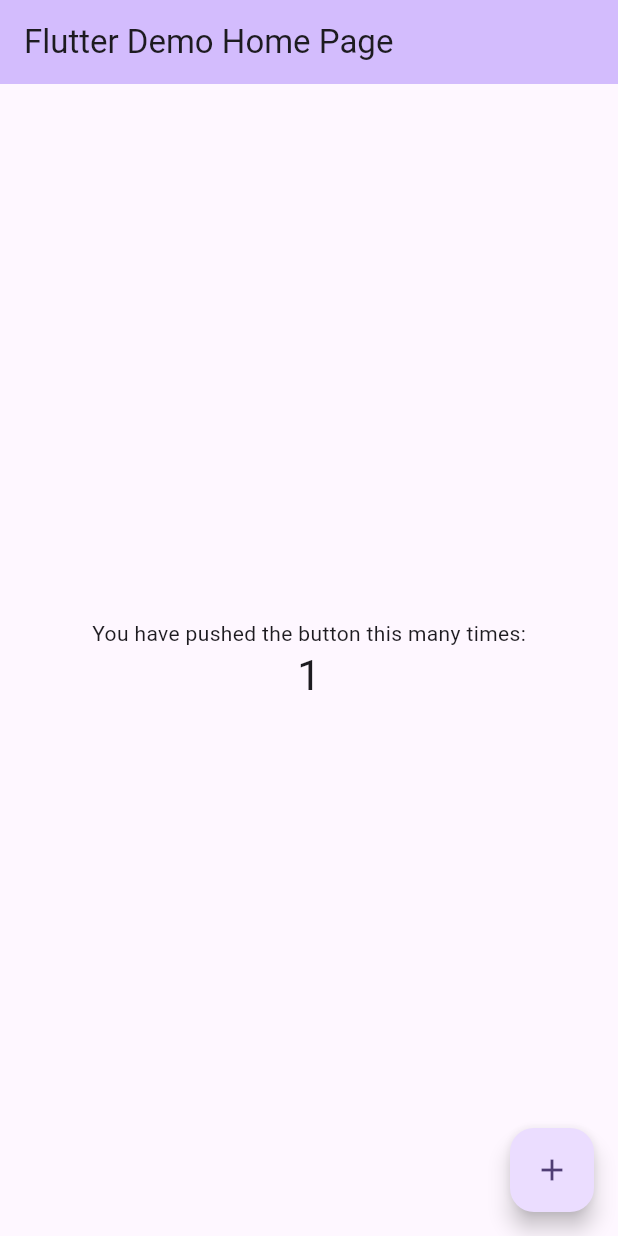
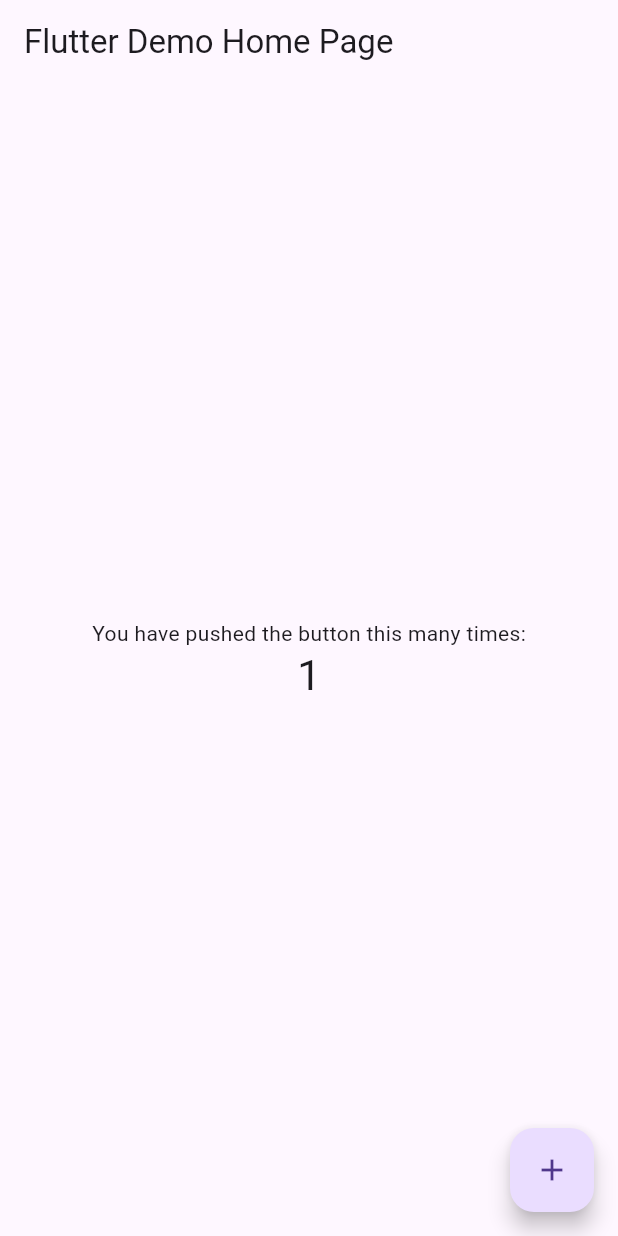
Before and after one commit to BilalR4M/EcoSpere, a Flutter app: the screen it shows after launch, after a tap on the "add" icon, on a phone screen of 412 x 824 dp. Run offline on Flutter 3.47's test engine with Material 3 defaults, Android fonts, the phone set to English and light mode, and no system bars.

```diff
--- a/lib/main.dart
+++ b/lib/main.dart
@@ -1,35 +1,18 @@
 import 'package:flutter/material.dart';
 
-void main() {
+void main(List<String> args) {
   runApp(const MyApp());
 }
 
 class MyApp extends StatelessWidget {
-  const MyApp({super.key});
+  const MyApp({Key? key}) : super(key: key);
 
-  // This widget is the root of your application.
   @override
   Widget build(BuildContext context) {
     return MaterialApp(
       title: 'Flutter Demo',
       theme: ThemeData(
-        // This is the theme of your application.
-        //
-        // TRY THIS: Try running your application with "flutter run". You'll see
-        // the application has a purple toolbar. Then, without quitting the app,
-        // try changing the seedColor in the colorScheme below to Colors.green
-        // and then invoke "hot reload" (save your changes or press the "hot
-        // reload" button in a Flutter-supported IDE, or press "r" if you used
-        // the command line to start the app).
-        //
-        // Notice that the counter didn't reset back to zero; the application
-        // state is not lost during the reload. To reset the state, use hot
-        // restart instead.
-        //
-        // This works for code too, not just values: Most code changes can be
-        // tested with just a hot reload.
-        colorScheme: ColorScheme.fromSeed(seedColor: Colors.deepPurple),
-        useMaterial3: true,
+        primarySwatch: Colors.blue,
       ),
       home: const MyHomePage(title: 'Flutter Demo Home Page'),
     );
@@ -38,15 +21,6 @@ class MyApp extends StatelessWidget {
 
 class MyHomePage extends StatefulWidget {
   const MyHomePage({super.key, required this.title});
-
-  // This widget is the home page of your application. It is stateful, meaning
-  // that it has a State object (defined below) that contains fields that affect
-  // how it looks.
-
-  // This class is the configuration for the state. It holds the values (in this
-  // case the title) provided by the parent (in this case the App widget) and
-  // used by the build method of the State. Fields in a Widget subclass are
-  // always marked "final".
 
   final String title;
 
@@ -59,50 +33,18 @@ class _MyHomePageState extends State<MyHomePage> {
 
   void _incrementCounter() {
     setState(() {
-      // This call to setState tells the Flutter framework that something has
-      // changed in this State, which causes it to rerun the build method below
-      // so that the display can reflect the updated values. If we changed
-      // _counter without calling setState(), then the build method would not be
-      // called again, and so nothing would appear to happen.
       _counter++;
     });
   }
 
   @override
   Widget build(BuildContext context) {
-    // This method is rerun every time setState is called, for instance as done
-    // by the _incrementCounter method above.
-    //
-    // The Flutter framework has been optimized to make rerunning build methods
-    // fast, so that you can just rebuild anything that needs updating rather
-    // than having to individually change instances of widgets.
     return Scaffold(
       appBar: AppBar(
-        // TRY THIS: Try changing the color here to a specific color (to
-        // Colors.amber, perhaps?) and trigger a hot reload to see the AppBar
-        // change color while the other colors stay the same.
-        backgroundColor: Theme.of(context).colorScheme.inversePrimary,
-        // Here we take the value from the MyHomePage object that was created by
-        // the App.build method, and use it to set our appbar title.
         title: Text(widget.title),
       ),
       body: Center(
-        // Center is a layout widget. It takes a single child and positions it
-        // in the middle of the parent.
         child: Column(
-          // Column is also a layout widget. It takes a list of children and
-          // arranges them vertically. By default, it sizes itself to fit its
-          // children horizontally, and tries to be as tall as its parent.
-          //
-          // Column has various properties to control how it sizes itself and
-          // how it positions its children. Here we use mainAxisAlignment to
-          // center the children vertically; the main axis here is the vertical
-          // axis because Columns are vertical (the cross axis would be
-          // horizontal).
-          //
-          // TRY THIS: Invoke "debug painting" (choose the "Toggle Debug Paint"
-          // action in the IDE, or press "p" in the console), to see the
-          // wireframe for each widget.
           mainAxisAlignment: MainAxisAlignment.center,
           children: <Widget>[
             const Text(
@@ -110,7 +52,7 @@ class _MyHomePageState extends State<MyHomePage> {
             ),
             Text(
               '$_counter',
-              style: Theme.of(context).textTheme.headlineMedium,
+              style: Theme.of(context).textTheme.headline4,
             ),
           ],
         ),
@@ -119,7 +61,7 @@ class _MyHomePageState extends State<MyHomePage> {
         onPressed: _incrementCounter,
         tooltip: 'Increment',
         child: const Icon(Icons.add),
-      ), // This trailing comma makes auto-formatting nicer for build methods.
+      ),
     );
   }
 }
--- a/pubspec.yaml
+++ b/pubspec.yaml
@@ -40,6 +40,10 @@ dependencies:
   cloud_firestore: ^5.4.4
   provider: ^6.1.2
   firebase_ui_auth: ^1.16.0
+  go_router: ^14.3.0
+  google_fonts: ^6.2.1
+  google_sign_in: ^6.2.1
+  clean_calendar: ^2.0.0
 
 dev_dependencies:
   flutter_test:
```
Also changed, not shown: lib/firebase_options.dart (deleted), pubspec.lock, 1 other file.
